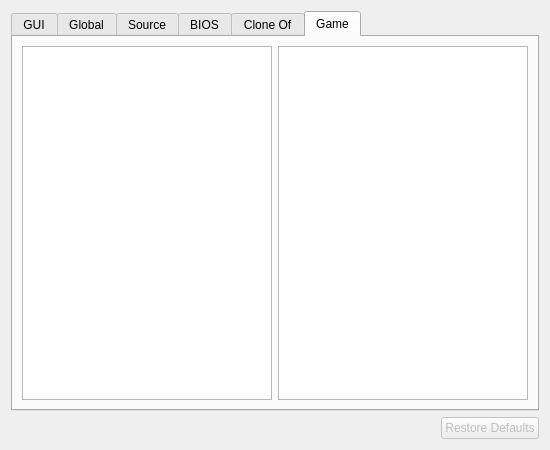
This is trunk/qtui/options.ui in svn2github/mameplus as Qt 5 draws it before an edit. The edited form follows.
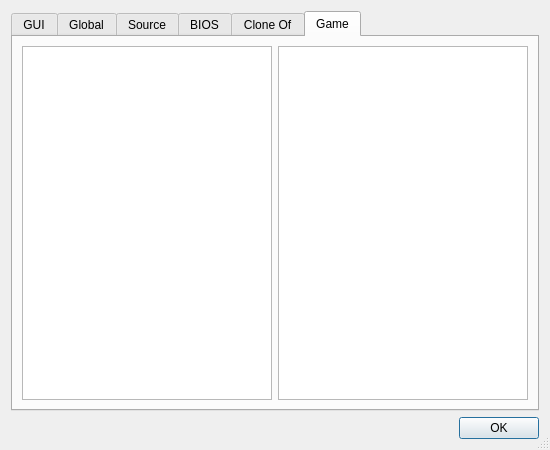
This is the edited form.

Patch:
```diff
--- a/trunk/qtui/options.ui
+++ b/trunk/qtui/options.ui
@@ -12,10 +12,13 @@
   <property name="windowTitle" >
    <string>Options</string>
   </property>
-  <layout class="QGridLayout" >
-   <item row="0" column="0" >
-    <widget class="QTabWidget" name="tabOptions" >
-     <property name="currentIndex" >
+  <property name="sizeGripEnabled">
+   <bool>true</bool>
+  </property>
+  <layout class="QGridLayout">
+   <item row="0" column="0">
+    <widget class="QTabWidget" name="tabOptions">
+     <property name="currentIndex">
       <number>5</number>
      </property>
      <widget class="QWidget" name="tab_5" >
@@ -189,21 +192,9 @@
       </spacer>
      </item>
      <item>
-      <widget class="QDialogButtonBox" name="buttonBox" >
-       <property name="enabled" >
-        <bool>false</bool>
-       </property>
-       <property name="sizePolicy" >
-        <sizepolicy vsizetype="Fixed" hsizetype="Fixed" >
-         <horstretch>0</horstretch>
-         <verstretch>0</verstretch>
-        </sizepolicy>
-       </property>
-       <property name="standardButtons" >
-        <set>QDialogButtonBox::RestoreDefaults</set>
-       </property>
-       <property name="centerButtons" >
-        <bool>true</bool>
+      <widget class="QDialogButtonBox" name="buttonBoxDlg">
+       <property name="standardButtons">
+        <set>QDialogButtonBox::Ok</set>
        </property>
       </widget>
      </item>
```
Left out of the diff: 194 changed lines with no effect on the pictures.
